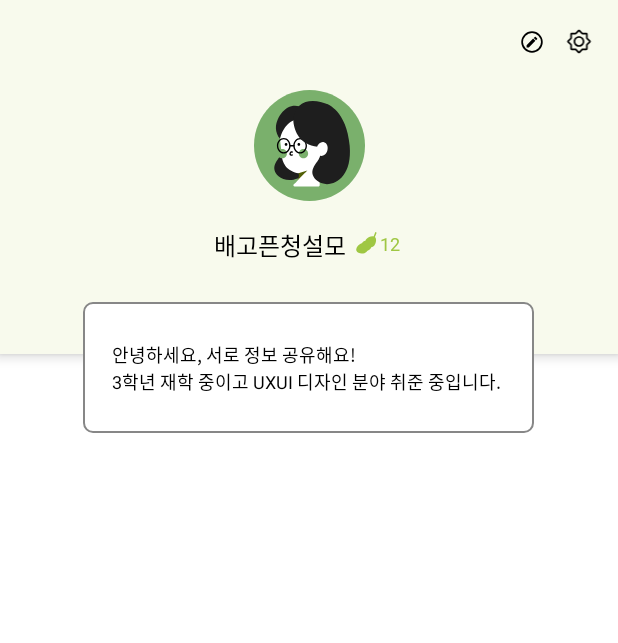
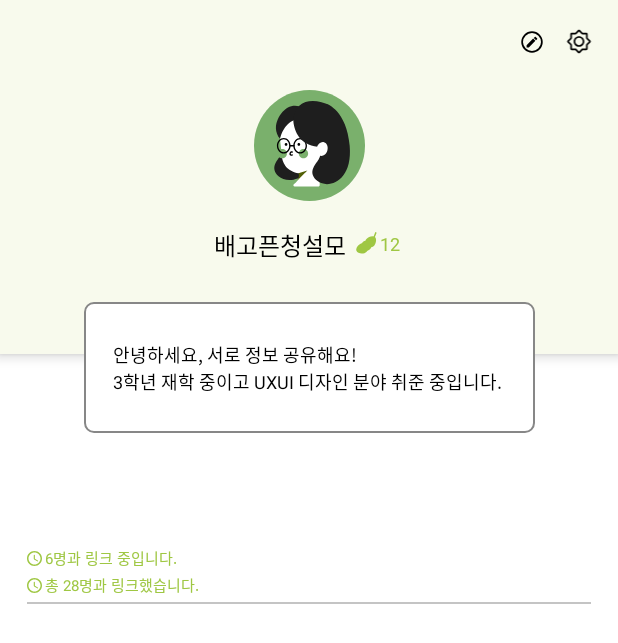
Before and after one commit to LINKY-B/linky_b_android, an Android app: the layout fragment_myprofile.xml on its own in the app's theme, with its tools: preview values and no code run, on a phone screen of 412 x 824 dp. Shown: the top 643 px of the screen. Run offline under Robolectric (Android 15) with nearby library versions, the phone set to English and light mode, and no system bars.

Commit message:
add: constraintLayout

```diff
--- a/app/src/main/res/layout/fragment_myprofile.xml
+++ b/app/src/main/res/layout/fragment_myprofile.xml
@@ -96,7 +96,7 @@ android:layout_height="match_parent">
                 app:layout_constraintTop_toTopOf="parent" />
 
             <TextView
-                android:id="@+id/textView2"
+                android:id="@+id/textView_myProfile_beanCount"
                 android:layout_width="wrap_content"
                 android:layout_height="wrap_content"
                 android:layout_marginStart="227dp"
@@ -117,10 +117,17 @@ android:layout_height="match_parent">
 
     </androidx.constraintlayout.widget.ConstraintLayout>
 
+    <androidx.constraintlayout.widget.ConstraintLayout
+        android:id="@+id/constraintLayout_myProfile_intro"
+        android:layout_width="match_parent"
+        android:layout_height="match_parent">
+
         <TextView
             android:id="@+id/textView_myProfile_intro"
             android:layout_width="wrap_content"
             android:layout_height="wrap_content"
+            android:layout_gravity="center_horizontal"
+            android:layout_marginTop="201dp"
             android:background="@drawable/tv_border"
             android:paddingLeft="19dp"
             android:paddingTop="26dp"
@@ -129,8 +136,72 @@ android:layout_height="match_parent">
             android:text="안녕하세요, 서로 정보 공유해요!\n3학년 재학 중이고 UXUI 디자인 분야 취준 중입니다."
             android:textColor="@color/black"
             android:textSize="12dp"
-        android:layout_marginTop="201dp"
-        android:layout_marginBottom="445dp"
-        android:layout_gravity="center_horizontal" />
+            app:layout_constraintEnd_toEndOf="parent"
+            app:layout_constraintStart_toStartOf="parent"
+            app:layout_constraintTop_toTopOf="parent" />
+
+        <ImageView
+            android:id="@+id/imageView_myProfile_greenclock1"
+            android:layout_width="wrap_content"
+            android:layout_height="10dp"
+            android:layout_marginStart="18dp"
+            android:layout_marginTop="33dp"
+            android:layout_marginBottom="402dp"
+            android:src="@drawable/greenclock"
+            app:layout_constraintBottom_toBottomOf="parent"
+            app:layout_constraintStart_toStartOf="parent"
+            app:layout_constraintTop_toBottomOf="@+id/textView_myProfile_intro" />
+
+        <TextView
+            android:id="@+id/textView_myProfile_green1"
+            android:layout_width="wrap_content"
+            android:layout_height="wrap_content"
+            android:layout_marginStart="2dp"
+            android:layout_marginTop="30dp"
+            android:layout_marginBottom="399dp"
+            android:text="6명과 링크 중입니다."
+            android:textSize="10dp"
+            android:textColor="@color/green"
+            app:layout_constraintBottom_toBottomOf="parent"
+            app:layout_constraintStart_toEndOf="@+id/imageView_myProfile_greenclock1"
+            app:layout_constraintTop_toBottomOf="@+id/textView_myProfile_intro" />
+
+        <ImageView
+            android:id="@+id/imageView_myProfile_greenclock2"
+            android:layout_width="wrap_content"
+            android:layout_height="10dp"
+            android:layout_marginStart="18dp"
+            android:layout_marginTop="51dp"
+            android:layout_marginBottom="384dp"
+            android:src="@drawable/greenclock"
+            app:layout_constraintBottom_toBottomOf="parent"
+            app:layout_constraintStart_toStartOf="parent"
+            app:layout_constraintTop_toBottomOf="@+id/textView_myProfile_intro" />
+
+        <TextView
+            android:id="@+id/textView_myProfile_green2"
+            android:layout_width="wrap_content"
+            android:layout_height="wrap_content"
+            android:layout_marginStart="2dp"
+            android:layout_marginTop="48dp"
+            android:layout_marginBottom="381dp"
+            android:text="총 28명과 링크했습니다."
+            android:textSize="10dp"
+            android:textColor="@color/green"
+            app:layout_constraintBottom_toBottomOf="parent"
+            app:layout_constraintStart_toEndOf="@+id/imageView_myProfile_greenclock2"
+            app:layout_constraintTop_toBottomOf="@+id/textView_myProfile_intro" />
+
+        <View
+            android:id="@+id/grey_line1"
+            android:layout_width="376dp"
+            android:layout_height="1dp"
+            android:layout_marginTop="4dp"
+            android:background="@color/grey_line"
+            app:layout_constraintEnd_toEndOf="parent"
+            app:layout_constraintStart_toStartOf="parent"
+            app:layout_constraintTop_toBottomOf="@+id/textView_myProfile_green2" />
+
+    </androidx.constraintlayout.widget.ConstraintLayout>
 
 </FrameLayout>
--- a/app/src/main/res/values/colors.xml
+++ b/app/src/main/res/values/colors.xml
@@ -11,5 +11,6 @@
     <!-- 링키비 색-->
     <color name="grey">#878787</color>
     <color name="green">#9FC743</color>
+    <color name="grey_line">#C4C4C4</color>
     <color name="light_green">#F8FAED</color>
 </resources>
```
Lines whose indentation alone changed are shown as unchanged.
